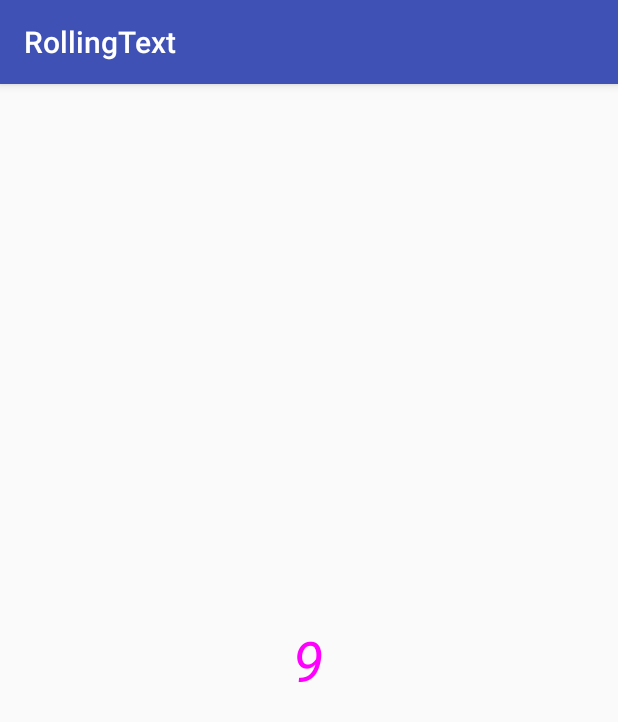
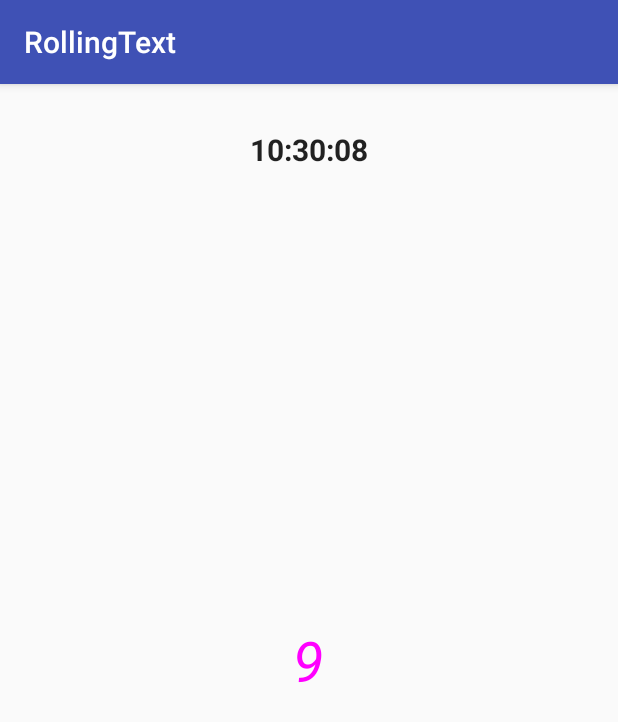
Before and after one commit to YvesCheung/RollingText, an Android app: the screen it shows after launch (MainActivity), on a phone screen of 412 x 824 dp. Shown: the top 722 px of the screen. Run offline under Robolectric (Android 15) with nearby library versions, the phone set to English and light mode, and no system bars; our stand-ins replace RxJava.

Commit message:
a clock example

```diff
--- a/app/src/main/java/com/yy/mobile/rollingtext/MainActivity.java
+++ b/app/src/main/java/com/yy/mobile/rollingtext/MainActivity.java
@@ -1,5 +1,6 @@
 package com.yy.mobile.rollingtext;
 
+import android.annotation.SuppressLint;
 import android.os.Bundle;
 import android.support.v7.app.AppCompatActivity;
 
@@ -7,10 +8,14 @@ import com.yy.mobile.rollingtextview.Direction;
 import com.yy.mobile.rollingtextview.RollingTextView;
 import com.yy.mobile.rollingtextview.Strategy;
 
+import java.text.DateFormat;
+import java.text.SimpleDateFormat;
 import java.util.Arrays;
+import java.util.Date;
 import java.util.List;
 import java.util.concurrent.TimeUnit;
 
+import io.reactivex.Flowable;
 import io.reactivex.Observable;
 import io.reactivex.android.schedulers.AndroidSchedulers;
 import io.reactivex.functions.Consumer;
@@ -38,6 +43,20 @@ public class MainActivity extends AppCompatActivity {
                         view.setText(list.get(idx++ % list.size()));
                     }
                 });
+
+        final RollingTextView timeView = findViewById(R.id.timeView);
+        timeView.setTextSize(20);
+        timeView.setAnimationDuration(300);
+
+        @SuppressLint("SimpleDateFormat") final DateFormat format = new SimpleDateFormat("hh:mm:ss");
+        Flowable.interval(1, TimeUnit.SECONDS)
+                .observeOn(AndroidSchedulers.mainThread())
+                .subscribe(new Consumer<Long>() {
+                    @Override
+                    public void accept(Long aLong) throws Exception {
+                        timeView.setText(format.format(new Date()));
+                    }
+                });
 //        Observable.timer(2,TimeUnit.SECONDS)
 //                .observeOn(AndroidSchedulers.mainThread())
 //                .subscribe(new Consumer<Long>() {
--- a/app/src/main/res/layout/activity_main.xml
+++ b/app/src/main/res/layout/activity_main.xml
@@ -3,6 +3,16 @@
     xmlns:app="http://schemas.android.com/apk/res-auto"
     android:layout_width="match_parent"
     android:layout_height="match_parent">
+
+    <com.yy.mobile.rollingtextview.RollingTextView
+        android:id="@+id/timeView"
+        android:layout_width="wrap_content"
+        android:layout_height="wrap_content"
+        android:layout_centerHorizontal="true"
+        android:layout_marginTop="30dp"
+        android:text="00:00"
+        android:textStyle="bold"
+        android:textSize="20sp" />
 
     <com.yy.mobile.rollingtextview.RollingTextView
         android:id="@+id/rollingTextView"
--- a/rollingtextview/src/main/java/com/yy/mobile/rollingtextview/RollingTextView.kt
+++ b/rollingtextview/src/main/java/com/yy/mobile/rollingtextview/RollingTextView.kt
@@ -9,6 +9,7 @@ import android.content.res.Resources
 import android.content.res.TypedArray
 import android.graphics.*
 import android.os.Build
+import android.os.Looper
 import android.text.TextUtils
 import android.util.AttributeSet
 import android.util.TypedValue
@@ -203,10 +204,9 @@ class RollingTextView : View {
         invalidate()
     }
 
-
     /***************************** Public API below ***********************************************/
 
-    var animationDuration: Long = 1500L
+    var animationDuration: Long = 750L
 
     private var targetText: CharSequence = ""
 
```
